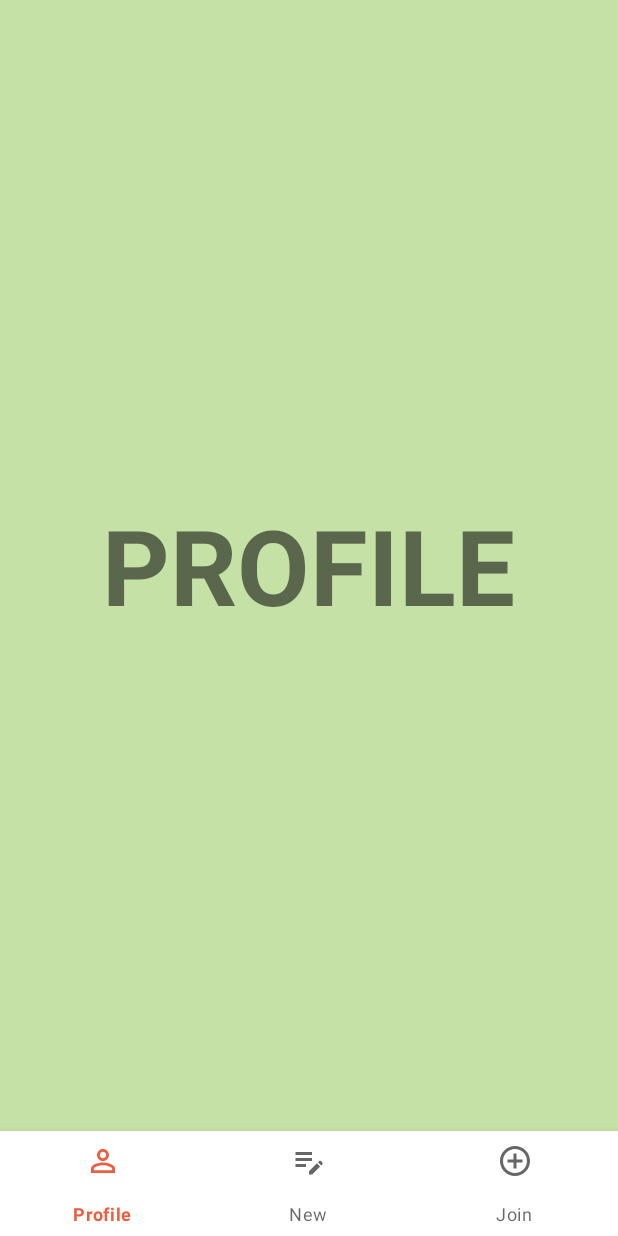
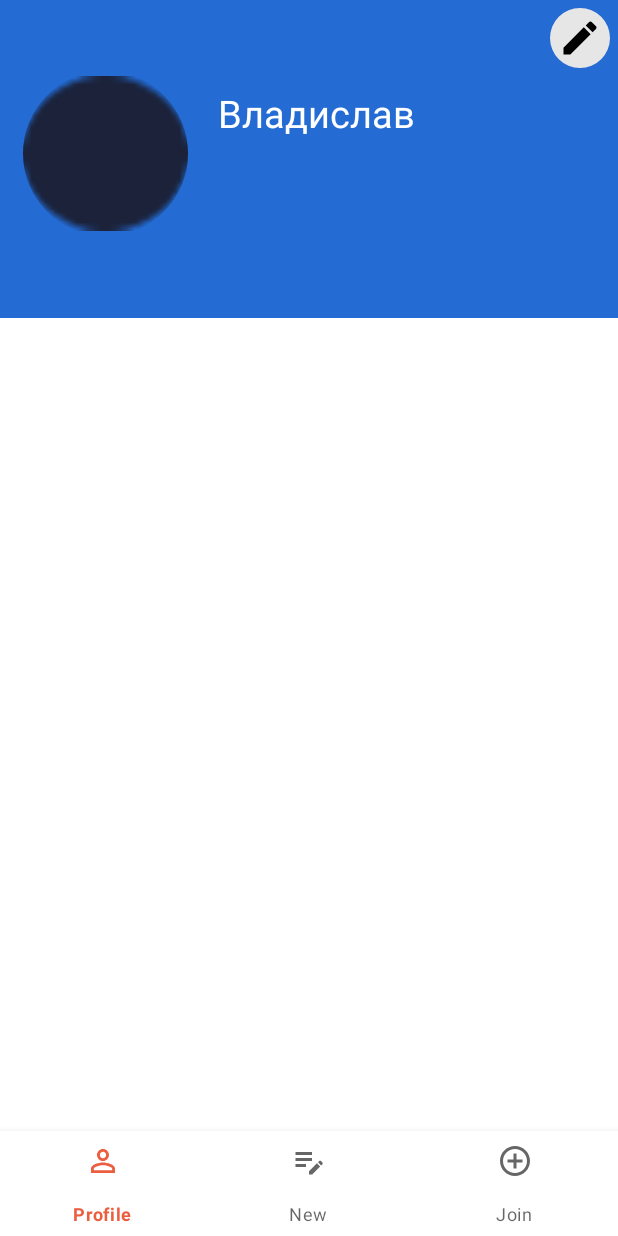
Before and after one commit to Coo3n/Quick-Cheque, an Android app: the ProfileScreenFragment screen opened through its navigation route, on a phone screen of 412 x 824 dp. Run offline under Robolectric (Android 15) with nearby library versions, the phone set to English and light mode, and no system bars; our stand-ins replace navigation-ui.

Commit message:
Bottom nav hides

```diff
--- a/app/src/main/java/com/example/quick_cheque/MainActivity.kt
+++ b/app/src/main/java/com/example/quick_cheque/MainActivity.kt
@@ -2,6 +2,7 @@ package com.example.quick_cheque
 
 import androidx.appcompat.app.AppCompatActivity
 import android.os.Bundle
+import android.view.View
 import androidx.navigation.NavController
 import androidx.navigation.Navigation
 import androidx.navigation.findNavController
@@ -22,6 +23,15 @@ class MainActivity : AppCompatActivity() {
 
         bottomNav.setupWithNavController(navController)
 
+        navController.addOnDestinationChangedListener { _, destination, _ ->
+            when (destination.id) {
+                R.id.joinScreenFragment -> bottomNav.visibility = View.VISIBLE
+                R.id.profileScreenFragment -> bottomNav.visibility = View.VISIBLE
+                R.id.mainScreenFragment -> bottomNav.visibility = View.VISIBLE
+                else -> bottomNav.visibility = View.GONE
+            }
+        }
+
         setContentView(binding.root)
     }
 
--- a/app/src/main/java/com/example/quick_cheque/screens/ChoiceChequeFragment.kt
+++ b/app/src/main/java/com/example/quick_cheque/screens/ChoiceChequeFragment.kt
@@ -5,6 +5,7 @@ import android.util.Log
 import android.view.*
 import androidx.fragment.app.Fragment
 import androidx.navigation.Navigation
+import androidx.navigation.fragment.findNavController
 import androidx.recyclerview.widget.LinearLayoutManager
 import androidx.recyclerview.widget.RecyclerView
 import com.example.quick_cheque.R
@@ -69,6 +70,10 @@ class ChoiceChequeFragment : Fragment() {
                     filterSearchingItems(it.toString())
                 }
         )
+
+        binding.buttonBack.setOnClickListener {
+            findNavController().navigate(R.id.action_choiceChequeFragment_to_mainScreenFragment)
+        }
     }
 
     private fun filterSearchingItems(searchText: String) {
--- a/app/src/main/java/com/example/quick_cheque/screens/MainScreenFragment.kt
+++ b/app/src/main/java/com/example/quick_cheque/screens/MainScreenFragment.kt
@@ -5,14 +5,35 @@ import android.view.LayoutInflater
 import android.view.View
 import android.view.ViewGroup
 import androidx.fragment.app.Fragment
+import androidx.navigation.findNavController
+import androidx.navigation.fragment.NavHostFragment
+import androidx.navigation.fragment.findNavController
+import com.example.quick_cheque.MainActivity
 import com.example.quick_cheque.R
+import com.example.quick_cheque.databinding.FragmentChoiceChequeBinding
+import com.example.quick_cheque.databinding.FragmentMainScreenBinding
+import com.google.android.material.bottomnavigation.BottomNavigationView
+import kotlinx.android.synthetic.main.activity_main.view.*
 
 class MainScreenFragment : Fragment() {
+    private lateinit var binding: FragmentMainScreenBinding
+
     override fun onCreateView(
         inflater: LayoutInflater, container: ViewGroup?,
         savedInstanceState: Bundle?
     ): View? {
         // Inflate the layout for this fragment
-        return inflater.inflate(R.layout.fragment_main_screen, container, false)
+        binding = FragmentMainScreenBinding.inflate(inflater)
+        return binding.root
+    }
+
+    override fun onViewCreated(view: View, savedInstanceState: Bundle?) {
+        super.onViewCreated(view, savedInstanceState)
+
+        binding.rectangle1.setOnClickListener {
+            findNavController().navigate(R.id.action_mainScreenFragment_to_choiceChequeFragment)
+        }
+
+        activity?.parent?.findViewById<BottomNavigationView>(R.id.mainBottomNav)?.visibility = View.INVISIBLE
     }
 }
--- /dev/null
+++ b/app/src/main/res/drawable/baseline_edit_24.xml
@@ -0,0 +1,5 @@
+<vector android:height="24dp" android:tint="#000000"
+    android:viewportHeight="24" android:viewportWidth="24"
+    android:width="24dp" xmlns:android="http://schemas.android.com/apk/res/android">
+    <path android:fillColor="@android:color/white" android:pathData="M3,17.25V21h3.75L17.81,9.94l-3.75,-3.75L3,17.25zM20.71,7.04c0.39,-0.39 0.39,-1.02 0,-1.41l-2.34,-2.34c-0.39,-0.39 -1.02,-0.39 -1.41,0l-1.83,1.83 3.75,3.75 1.83,-1.83z"/>
+</vector>
--- /dev/null
+++ b/app/src/main/res/drawable/icon_plus.xml
@@ -0,0 +1,5 @@
+<vector android:height="24dp" android:tint="#000000"
+    android:viewportHeight="24" android:viewportWidth="24"
+    android:width="24dp" xmlns:android="http://schemas.android.com/apk/res/android">
+    <path android:fillColor="@android:color/white" android:pathData="M19,13h-6v6h-2v-6H5v-2h6V5h2v6h6v2z"/>
+</vector>
--- a/app/src/main/res/layout/fragment_profile_screen.xml
+++ b/app/src/main/res/layout/fragment_profile_screen.xml
@@ -1,18 +1,70 @@
 <?xml version="1.0" encoding="utf-8"?>
-<FrameLayout xmlns:android="http://schemas.android.com/apk/res/android"
+<androidx.constraintlayout.widget.ConstraintLayout xmlns:android="http://schemas.android.com/apk/res/android"
+    xmlns:app="http://schemas.android.com/apk/res-auto"
     xmlns:tools="http://schemas.android.com/tools"
     android:layout_width="match_parent"
     android:layout_height="match_parent"
-    android:background="#C5E1A5"
+    android:background="@color/white"
     tools:context=".screens.ProfileScreenFragment">
 
-    <TextView
-        android:layout_width="wrap_content"
-        android:layout_height="wrap_content"
-        android:layout_gravity="center"
-        android:text="profile"
-        android:textAllCaps="true"
-        android:textSize="70sp"
-        android:textStyle="bold" />
 
-</FrameLayout>
+    <FrameLayout
+        android:id="@+id/fragment_profile_top"
+        android:layout_width="match_parent"
+        android:layout_height="70dp"
+        android:background="@color/purple_700"
+        app:layout_constraintBottom_toTopOf="@id/fragment_profile_card"
+        app:layout_constraintEnd_toEndOf="parent"
+        app:layout_constraintStart_toStartOf="parent"
+        app:layout_constraintTop_toTopOf="parent">
+
+    </FrameLayout>
+
+    <LinearLayout
+        android:id="@+id/fragment_profile_card"
+        android:layout_width="match_parent"
+        android:layout_height="212dp"
+        android:background="@color/blue"
+        tools:layout_editor_absoluteY="70dp">
+
+        <com.google.android.material.imageview.ShapeableImageView
+            android:id="@+id/imageView"
+            android:layout_width="110dp"
+            android:layout_height="110dp"
+            android:layout_marginStart="15dp"
+            android:layout_marginTop="47dp"
+            android:src="@drawable/mini_user_icon"
+            app:shapeAppearanceOverlay="@style/ShapeAppearanceOverlay.App.CornerSize50Percent" />
+
+        <TextView
+            android:id="@+id/textView"
+            android:layout_width="100dp"
+            android:layout_height="wrap_content"
+            android:layout_marginStart="20dp"
+            android:layout_marginTop="58dp"
+            android:layout_weight="0.5"
+            android:text="Владислав"
+            android:textColor="@color/white"
+            android:textSize="25sp" />
+
+        <com.google.android.material.imageview.ShapeableImageView
+            android:id="@+id/imageButton"
+            android:layout_width="40dp"
+            android:layout_height="40dp"
+            android:layout_margin="5dp"
+            android:background="@color/gray"
+            android:src="@drawable/baseline_edit_24"
+            app:contentPadding="5dp"
+            app:shapeAppearanceOverlay="@style/ShapeAppearanceOverlay.App.CornerSize50Percent" />
+    </LinearLayout>
+
+    <ListView
+        android:id="@+id/fragment_profile_items"
+        android:layout_width="match_parent"
+        android:layout_height="0dp"
+        app:layout_constraintBottom_toBottomOf="parent"
+        app:layout_constraintEnd_toEndOf="parent"
+        app:layout_constraintStart_toStartOf="parent"
+        app:layout_constraintTop_toBottomOf="@id/fragment_profile_card" />
+
+</androidx.constraintlayout.widget.ConstraintLayout>
--- a/app/src/main/res/values/themes.xml
+++ b/app/src/main/res/values/themes.xml
@@ -13,4 +13,8 @@
         <item name="android:statusBarColor" tools:targetApi="l">?attr/colorPrimaryVariant</item>
         <!-- Customize your theme here. -->
     </style>
+
+    <style name="ShapeAppearanceOverlay.App.CornerSize50Percent" parent="">
+        <item name="cornerSize">50%</item>
+    </style>
 </resources>
```
Also changed, not shown: app/src/main/res/drawable/fragment_main_rec.xml (added, +20 -0 lines), app/src/main/res/layout/fragment_main_screen.xml (+29 -8 lines).
